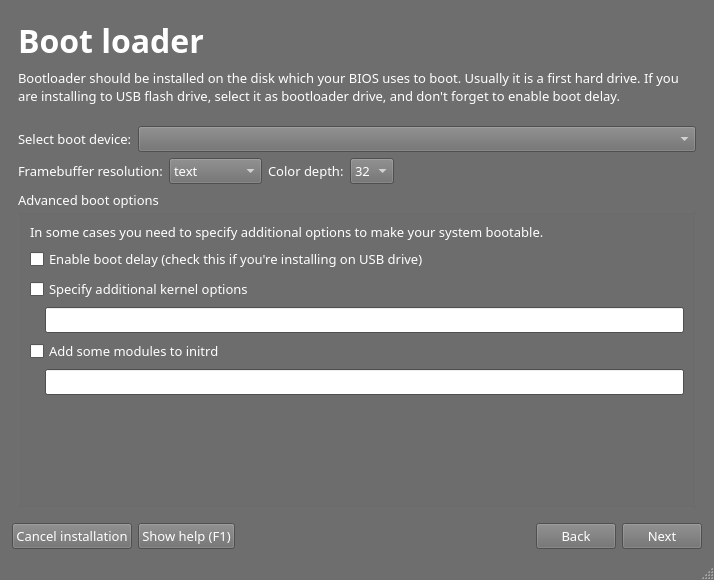
Before: the Qt Designer form guiinstaller/guisetup/mainwindow.ui in aix27249/mpkg, drawn with Qt 5.
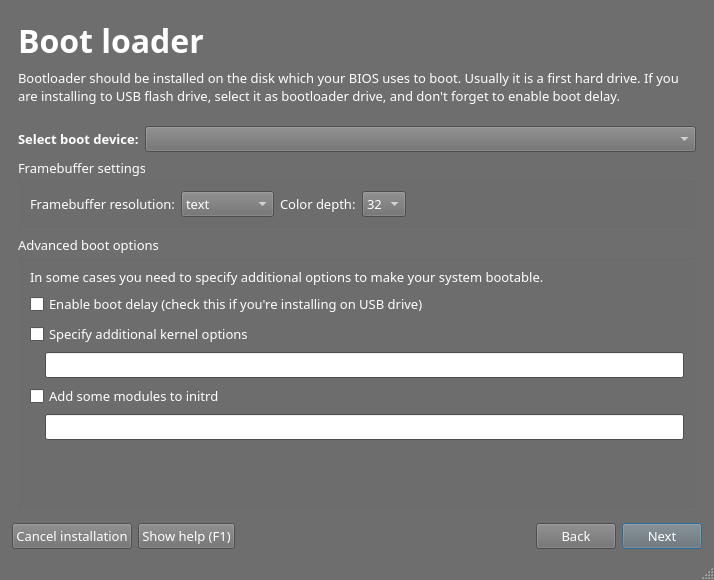
After: the same form once the commit is applied. The open tabs and pages were chosen to show the change. Icons and pictures are not drawn.

```diff
--- a/guiinstaller/guisetup/mainwindow.ui
+++ b/guiinstaller/guisetup/mainwindow.ui
@@ -2288,7 +2288,7 @@
        </layout>
       </widget>
       <widget class="QWidget" name="bootLoaderPage">
-       <layout class="QVBoxLayout" name="verticalLayout_22">
+       <layout class="QVBoxLayout" name="verticalLayout_16">
         <item>
          <layout class="QHBoxLayout" name="horizontalLayout_39">
           <item>
@@ -2381,15 +2381,15 @@
          </spacer>
         </item>
         <item>
-         <layout class="QHBoxLayout" name="horizontalLayout_28">
-          <item>
-           <layout class="QVBoxLayout" name="verticalLayout_16">
-            <item>
-             <layout class="QHBoxLayout" name="horizontalLayout_27">
+         <layout class="QHBoxLayout" name="horizontalLayout">
               <item>
                <widget class="QLabel" name="label_24">
                 <property name="text">
-                 <string>Select boot device:</string>
+             <string>&lt;!DOCTYPE HTML PUBLIC &quot;-//W3C//DTD HTML 4.0//EN&quot; &quot;http://www.w3.org/TR/REC-html40/strict.dtd&quot;&gt;
+&lt;html&gt;&lt;head&gt;&lt;meta name=&quot;qrichtext&quot; content=&quot;1&quot; /&gt;&lt;style type=&quot;text/css&quot;&gt;
+p, li { white-space: pre-wrap; }
+&lt;/style&gt;&lt;/head&gt;&lt;body style=&quot; font-family:'Droid Sans'; font-size:10pt; font-weight:400; font-style:normal;&quot;&gt;
+&lt;p style=&quot; margin-top:0px; margin-bottom:0px; margin-left:0px; margin-right:0px; -qt-block-indent:0; text-indent:0px;&quot;&gt;&lt;span style=&quot; font-weight:600;&quot;&gt;Select boot device:&lt;/span&gt;&lt;/p&gt;&lt;/body&gt;&lt;/html&gt;</string>
                 </property>
                </widget>
               </item>
@@ -2406,6 +2406,12 @@
              </layout>
             </item>
             <item>
+         <widget class="QGroupBox" name="groupBox_4">
+          <property name="title">
+           <string>Framebuffer settings</string>
+          </property>
+          <layout class="QVBoxLayout" name="verticalLayout_7">
+           <item>
              <layout class="QHBoxLayout" name="horizontalLayout_16">
               <item>
                <widget class="QLabel" name="label_30">
@@ -2490,8 +2496,7 @@
              </layout>
             </item>
            </layout>
-          </item>
-         </layout>
+         </widget>
         </item>
         <item>
          <widget class="QGroupBox" name="groupBox">
@@ -3329,6 +3334,12 @@
         <property name="text">
          <string>Next</string>
         </property>
+        <property name="autoDefault">
+         <bool>true</bool>
+        </property>
+        <property name="default">
+         <bool>true</bool>
+        </property>
        </widget>
       </item>
       <item>
```
Left out of the diff: 38 changed lines with no effect on the pictures. Lines whose indentation alone changed are shown as unchanged.
